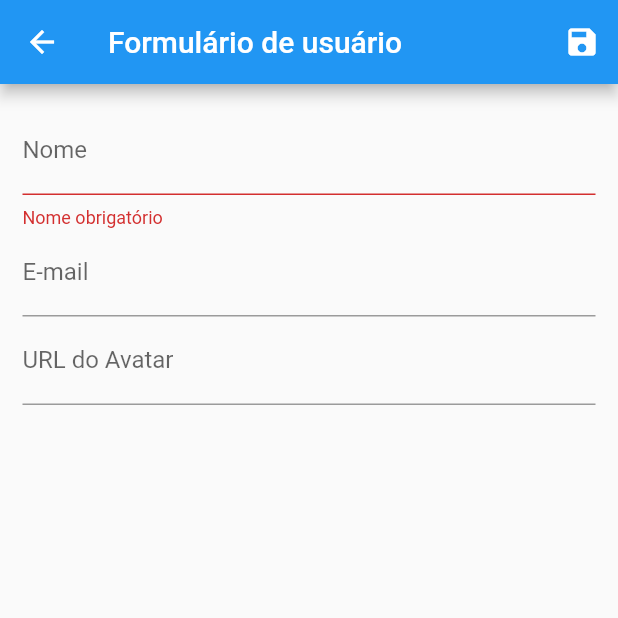
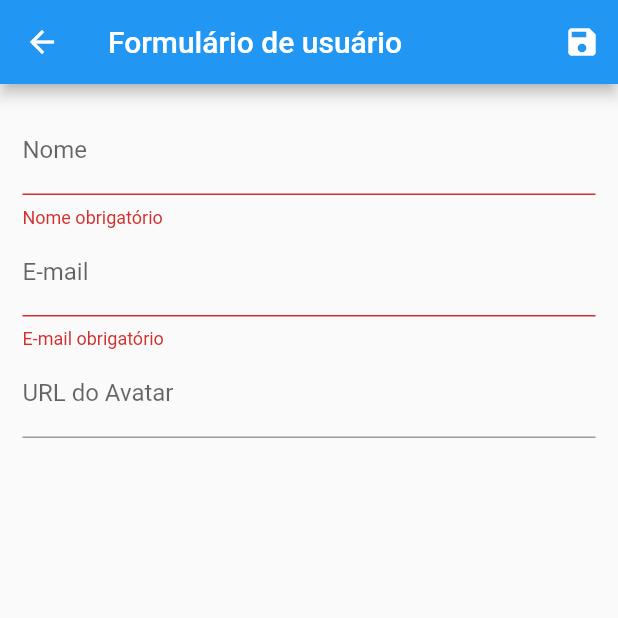
Before and after one commit to biazs/flutter_crud, a Flutter app: the UserForm screen opened by its route, after a tap on the "save" icon, on a phone screen of 412 x 824 dp, the top half of it. Run offline on Flutter 3.47's test engine with Material 2 defaults, Android fonts, the phone set to English and light mode, and no system bars; network calls fail.

Commit message:
Altera usuário

```diff
--- a/lib/views/user_form.dart
+++ b/lib/views/user_form.dart
@@ -8,8 +8,20 @@ class UserForm extends StatelessWidget{
 final _form = GlobalKey<FormState>();
 final Map<String, String> _formData = {};
 
+void _loadFormData(User user){
+  if(user != null){
+    _formData['id'] = user.id;
+    _formData['name'] = user.name;
+    _formData['email'] = user.email;
+    _formData['avatarUrl'] = user.avatarUrl;
+  }
+}
+
   @override
   Widget build(BuildContext context){
+    final User user = ModalRoute.of(context).settings.arguments;
+    _loadFormData(user);
+
     return Scaffold(
       appBar:  AppBar(
         title: Text('Formulário de usuário'),
@@ -43,6 +55,7 @@ final Map<String, String> _formData = {};
             child: Column(
               children: <Widget>[
                 TextFormField(
+                  initialValue: _formData['name'],
                   decoration: InputDecoration(labelText: 'Nome'),
                   validator: (value){
                     if(value == null || value.trim().isEmpty){
@@ -51,16 +64,23 @@ final Map<String, String> _formData = {};
                     if(value.trim().length < 3){
                       return 'Nome muito pequeno. Informe no mínimo 3 letras.';
                     }
-
                     return null;
                   },
                   onSaved: (value) => _formData['name'] = value,
                 ),
                 TextFormField(
+                  initialValue: _formData['email'],
                   decoration: InputDecoration(labelText: 'E-mail'),
+                   validator: (value){
+                    if(value == null || value.trim().isEmpty){
+                      return 'E-mail obrigatório';
+                    }
+                    return null;
+                  },
                   onSaved: (value) => _formData['email'] = value,
                 ),
                 TextFormField(
+                  initialValue: _formData['avatarUrl'],
                   decoration: InputDecoration(labelText: 'URL do Avatar'),
                   onSaved: (value) => _formData['avatarUrl'] = value,
                 ),
```
